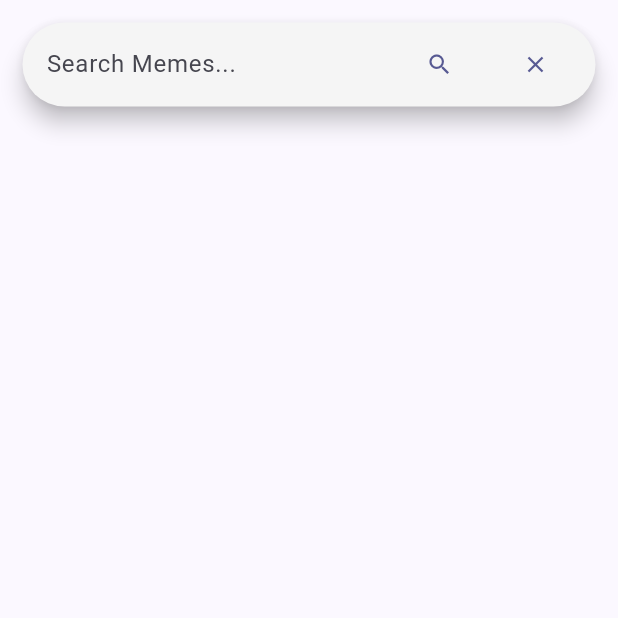
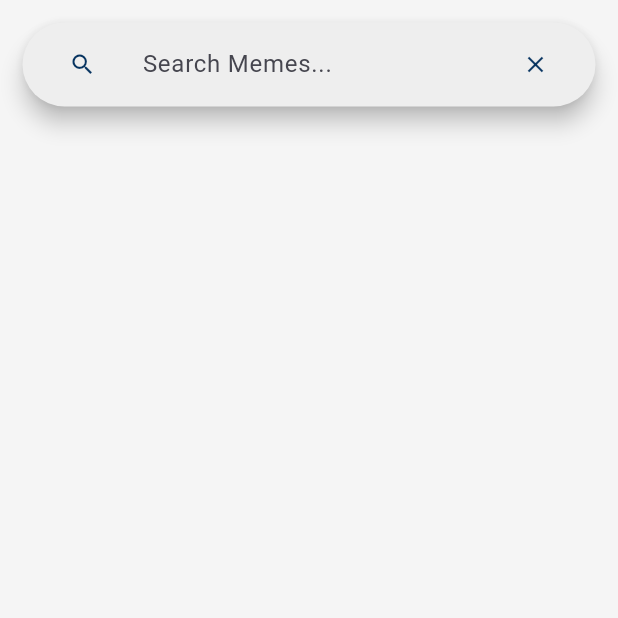
Before and after one commit to rafig184/giffer, a Flutter app: the MemesPage screen opened directly, on a phone screen of 412 x 824 dp, the top half of it. Run offline on Flutter 3.47's test engine with Material 3 defaults, Android fonts, the phone set to English and light mode, and no system bars; our stand-ins replace flutter_spinkit, google_generative_ai; missing offline and left inert: android_download_manager, easy_image_viewer, flutter_langdetect, msh_checkbox, show_network_image, social_share; network calls fail.

Commit message:
design fix

```diff
--- a/giffer_flutter/lib/memes.dart
+++ b/giffer_flutter/lib/memes.dart
@@ -423,6 +423,7 @@ class _MemesPageState extends State<MemesPage> {
   @override
   Widget build(BuildContext context) {
     return Scaffold(
+      backgroundColor: Colors.grey.shade100,
       body: Center(
         child: Column(
           mainAxisAlignment: MainAxisAlignment.start,
@@ -433,7 +434,7 @@ class _MemesPageState extends State<MemesPage> {
               child: SearchBar(
                 controller: searchController,
                 backgroundColor:
-                    MaterialStateProperty.all(Colors.grey.shade100),
+                    MaterialStateProperty.all(Colors.grey.shade200),
                 hintText: "Search Memes...",
                 onChanged: (value) {
                   setState(() {});
@@ -441,11 +442,15 @@ class _MemesPageState extends State<MemesPage> {
                 onSubmitted: (value) {
                   searchMemes();
                 },
+                leading: TextButton(
+                    style: ButtonStyle(
+                        iconColor: MaterialStateProperty.all(secondaryColor)),
+                    onPressed: () => searchMemes(),
+                    child: const Icon(Icons.search)),
                 trailing: <Widget>[
                   TextButton(
-                      onPressed: () => searchMemes(),
-                      child: const Icon(Icons.search)),
-                  TextButton(
+                      style: ButtonStyle(
+                          iconColor: MaterialStateProperty.all(secondaryColor)),
                       onPressed: () => clearSearch(),
                       child: const Icon(Icons.close)),
                 ],
```
Also changed, not shown: giffer_flutter/lib/gifs.dart (+19 -12 lines), giffer_flutter/lib/images.dart (+9 -4 lines), giffer_flutter/lib/stickers.dart (+9 -4 lines).
